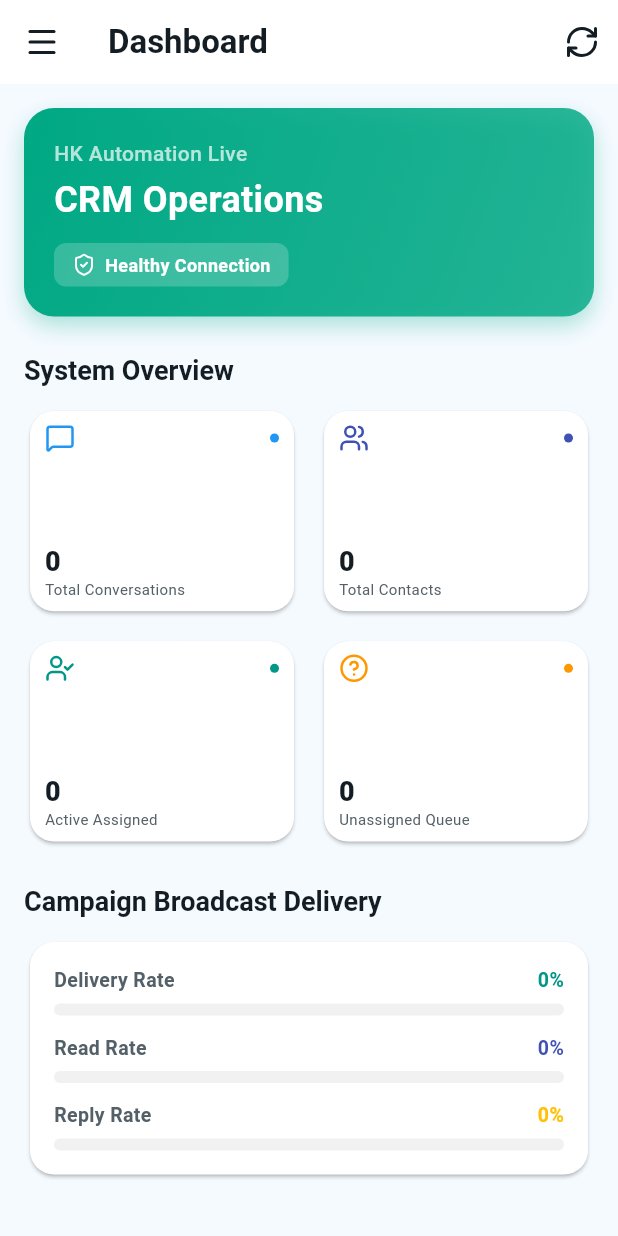
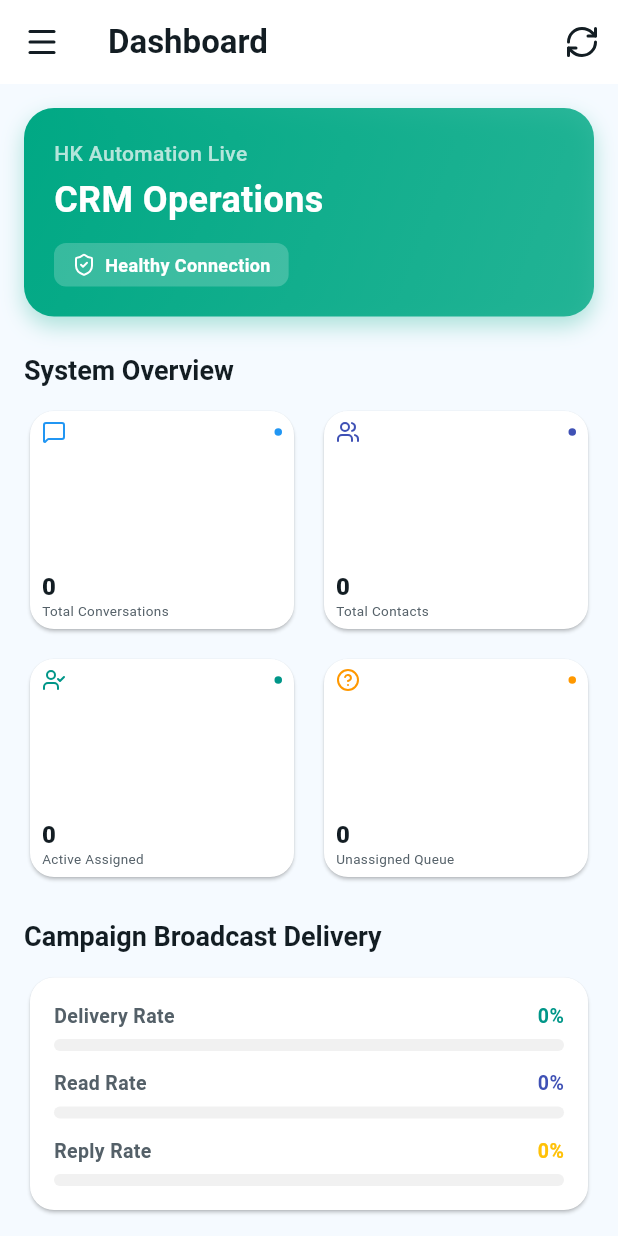
Before and after one commit to hkdigiverse2108/AI-Automation, a Flutter app: the DashboardScreen screen opened directly, on a phone screen of 412 x 824 dp. Run offline on Flutter 3.47's test engine with Material 3 defaults, Android fonts, the phone set to English and light mode, and no system bars; our stand-ins replace contacts_service, firebase_core, firebase_messaging, google_fonts, lucide_icons, permission_handler and 2 more; missing offline and left inert: call_log; accounts and stored records are empty; network calls fail.

Commit message:
Fix dashboard quick stats cards vertical layout overflow

```diff
--- a/mobile_app/lib/screens/dashboard/dashboard_screen.dart
+++ b/mobile_app/lib/screens/dashboard/dashboard_screen.dart
@@ -120,7 +120,7 @@ class _DashboardScreenState extends State<DashboardScreen> {
                       physics: const NeverScrollableScrollPhysics(),
                       crossAxisSpacing: 12,
                       mainAxisSpacing: 12,
-                      childAspectRatio: 1.3,
+                      childAspectRatio: 1.2,
                       children: [
                         _buildStatCard(
                           context,
@@ -185,7 +185,7 @@ class _DashboardScreenState extends State<DashboardScreen> {
     final isDark = Theme.of(context).brightness == Brightness.dark;
     return Card(
       child: Padding(
-        padding: const EdgeInsets.symmetric(horizontal: 10.0, vertical: 8.0),
+        padding: const EdgeInsets.symmetric(horizontal: 8.0, vertical: 6.0),
         child: Column(
           crossAxisAlignment: CrossAxisAlignment.start,
           mainAxisAlignment: MainAxisAlignment.spaceBetween,
@@ -193,10 +193,10 @@ class _DashboardScreenState extends State<DashboardScreen> {
             Row(
               mainAxisAlignment: MainAxisAlignment.spaceBetween,
               children: [
-                Icon(icon, color: color, size: 20),
+                Icon(icon, color: color, size: 16),
                 Container(
-                  width: 6,
-                  height: 6,
+                  width: 5,
+                  height: 5,
                   decoration: BoxDecoration(color: color, shape: BoxShape.circle),
                 )
               ],
@@ -206,14 +206,14 @@ class _DashboardScreenState extends State<DashboardScreen> {
               children: [
                 Text(
                   val,
-                  style: Theme.of(context).textTheme.titleLarge?.copyWith(fontSize: 18, fontWeight: FontWeight.w800),
+                  style: Theme.of(context).textTheme.titleLarge?.copyWith(fontSize: 16, fontWeight: FontWeight.w800),
                   maxLines: 1,
                   overflow: TextOverflow.ellipsis,
                 ),
                 Text(
                   title,
                   style: TextStyle(
-                    fontSize: 10,
+                    fontSize: 9,
                     color: isDark ? AppColors.darkTextSecondary : AppColors.lightTextSecondary,
                   ),
                   maxLines: 1,
```
